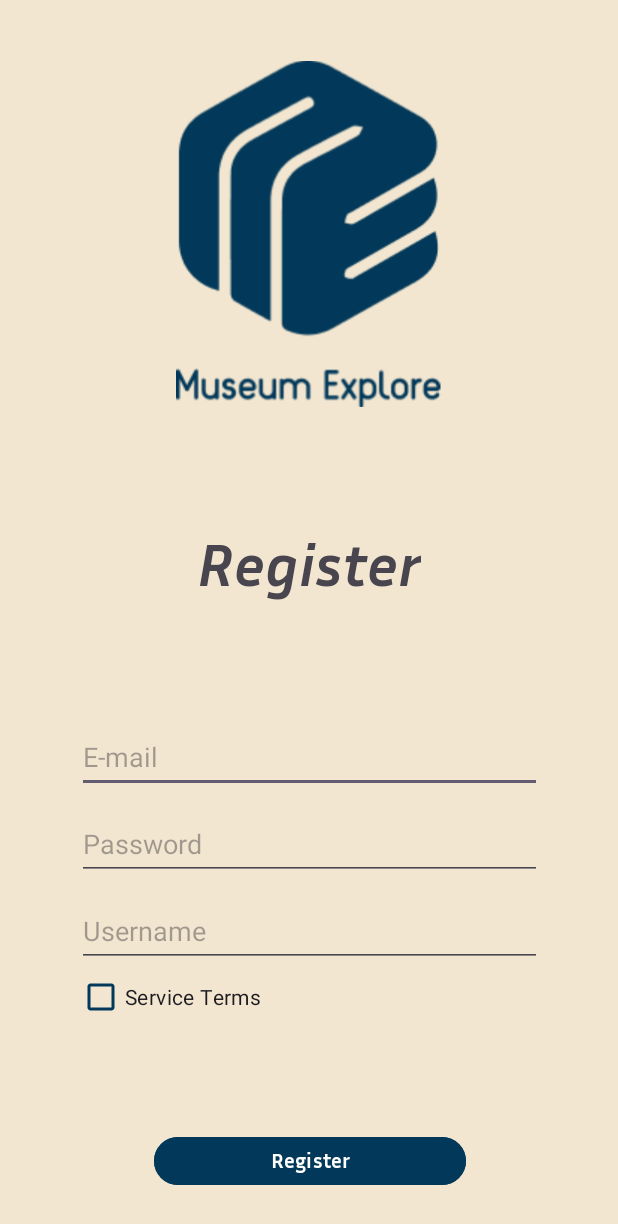
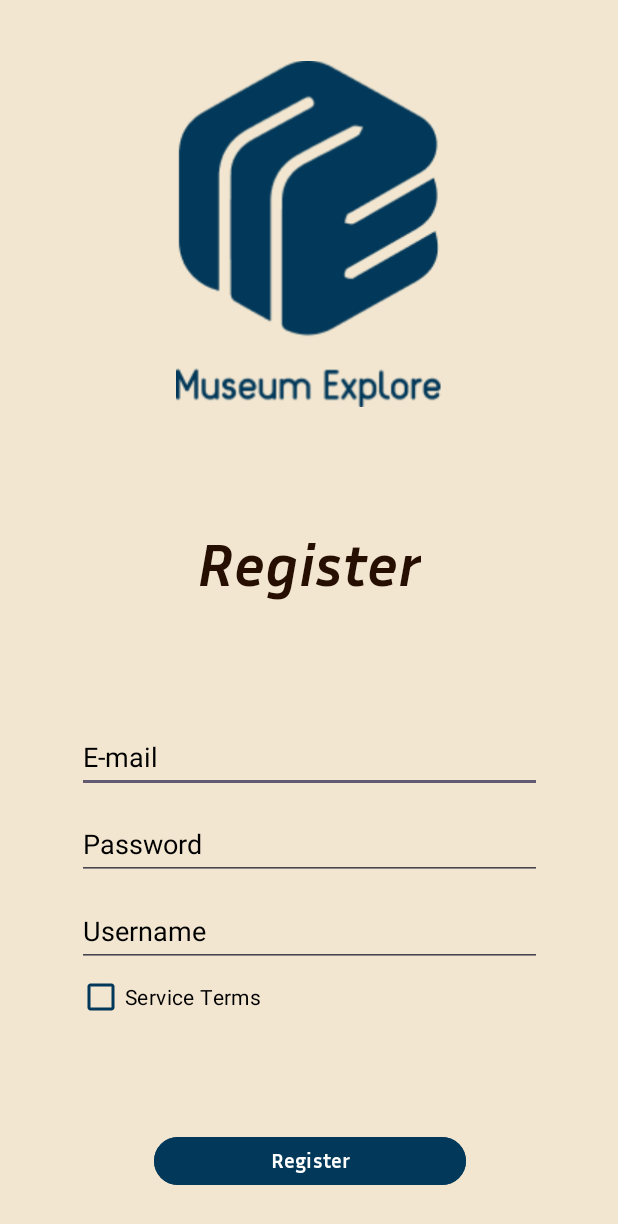
Before and after one commit to hugolemos11/museumExplore, an Android app: the layout register_page.xml on its own in the app's theme, with its tools: preview values and no code run, on a phone screen of 412 x 824 dp. Shown: the top 1224 px of the screen. Run offline under Robolectric (Android 15) with nearby library versions, the phone set to English and light mode, and no system bars.

Commit message:
fixed colors

```diff
--- a/app/src/main/java/com/example/museumexplore/MainActivity.kt
+++ b/app/src/main/java/com/example/museumexplore/MainActivity.kt
@@ -6,6 +6,6 @@ import android.os.Bundle
 class MainActivity : AppCompatActivity() {
     override fun onCreate(savedInstanceState: Bundle?) {
         super.onCreate(savedInstanceState)
-        setContentView(R.layout.register_page)
+        setContentView(R.layout.login_page)
     }
 }
--- a/app/src/main/res/layout/register_page.xml
+++ b/app/src/main/res/layout/register_page.xml
@@ -22,6 +22,7 @@
         android:layout_height="wrap_content"
         android:fontFamily="@font/inria_sans_bold_italic"
         android:text="Register"
+        android:textColor="#260F01"
         android:textSize="40sp"
         app:layout_constraintBottom_toTopOf="@+id/editTextTextEmailAddress"
         app:layout_constraintEnd_toEndOf="@+id/imageView"
@@ -36,6 +37,10 @@
         android:ems="10"
         android:hint="E-mail"
         android:inputType="textEmailAddress"
+        android:textColor="#000000"
+        android:textColorHighlight="#000000"
+        android:textColorHint="#000000"
+        android:textColorLink="#000000"
         app:layout_constraintBottom_toTopOf="@+id/editTextTextEmailAddress2"
         app:layout_constraintEnd_toEndOf="@+id/textView"
         app:layout_constraintStart_toStartOf="@+id/textView" />
@@ -48,6 +53,10 @@
         android:ems="10"
         android:hint="Username"
         android:inputType="text"
+        android:textColor="#000000"
+        android:textColorHighlight="#000000"
+        android:textColorHint="#000000"
+        android:textColorLink="#000000"
         app:layout_constraintBottom_toTopOf="@+id/checkBox"
         app:layout_constraintEnd_toEndOf="@+id/editTextTextEmailAddress2"
         app:layout_constraintStart_toStartOf="@+id/editTextTextEmailAddress2" />
@@ -60,6 +69,10 @@
         android:ems="10"
         android:hint="Password"
         android:inputType="text|textPassword"
+        android:textColor="#000000"
+        android:textColorHighlight="#000000"
+        android:textColorHint="#000000"
+        android:textColorLink="#000000"
         app:layout_constraintBottom_toTopOf="@+id/editTextTextEmailAddress3"
         app:layout_constraintEnd_toEndOf="@+id/editTextTextEmailAddress"
         app:layout_constraintHorizontal_bias="0.0"
@@ -72,6 +85,7 @@
         android:layout_marginBottom="80dp"
         android:buttonTint="#023859"
         android:text="Service Terms"
+        android:textColor="#000000"
         app:layout_constraintBottom_toTopOf="@+id/button"
         app:layout_constraintStart_toStartOf="@+id/editTextTextEmailAddress3" />
 
@@ -83,6 +97,7 @@
         android:backgroundTint="#023859"
         android:fontFamily="@font/inria_sans_bold"
         android:text="Register"
+        android:textColor="#FFFFFF"
         app:layout_constraintBottom_toBottomOf="parent"
         app:layout_constraintEnd_toEndOf="@+id/editTextTextEmailAddress3"
         app:layout_constraintStart_toStartOf="@+id/checkBox"
```
